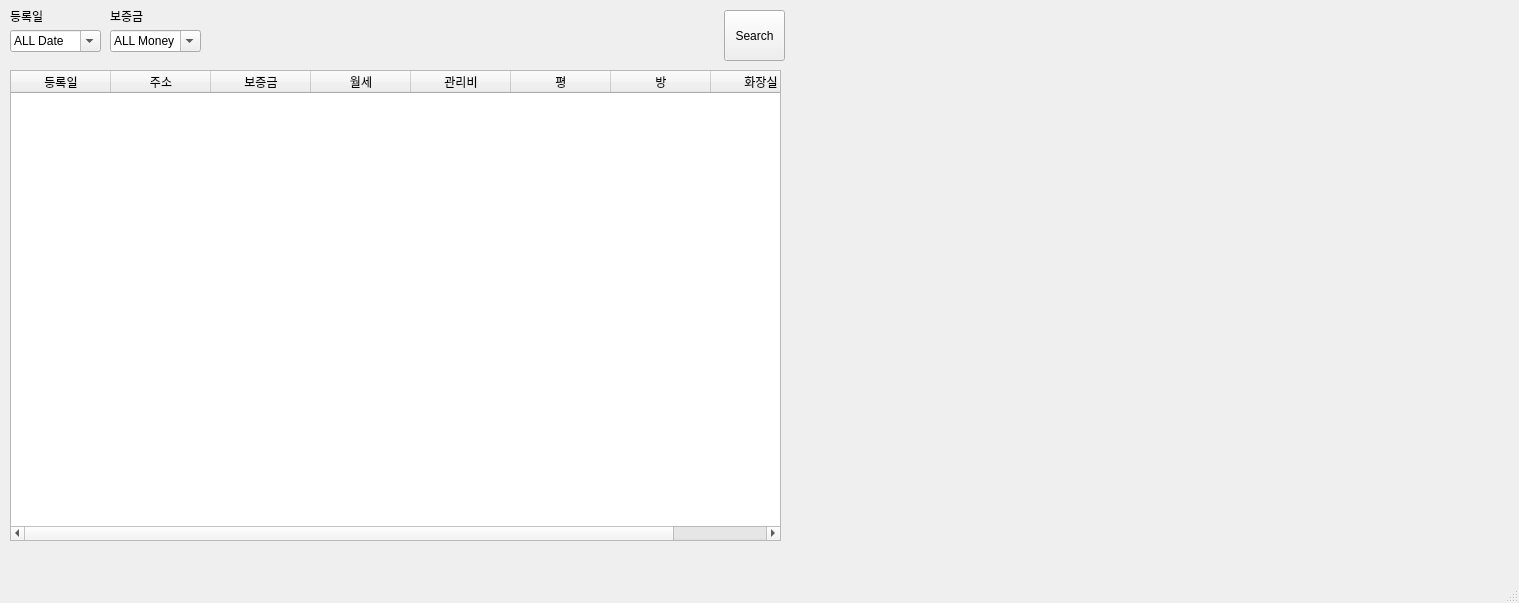
The window that mainwindow_lh.ui (j0n9m1n1/get_lh_rent_house_list) describes before a commit, drawn with Qt 5.
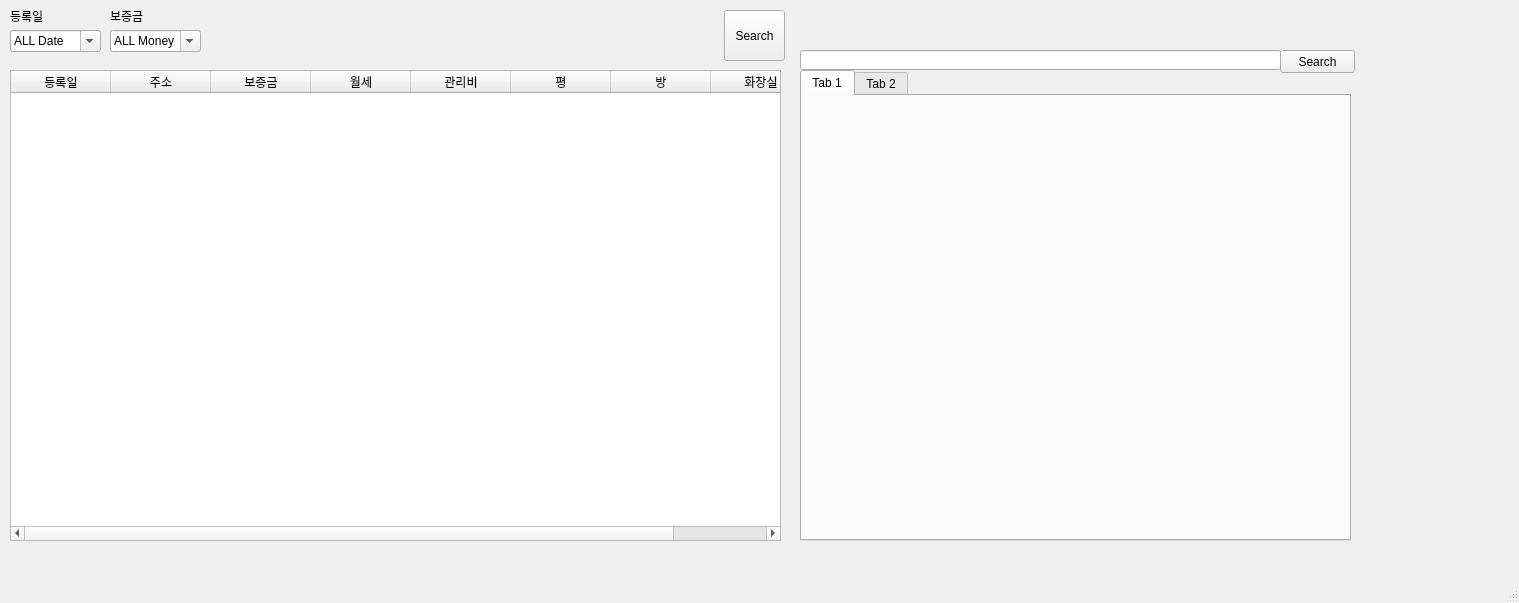
The same window after the commit.

```diff
--- a/mainwindow_lh.ui
+++ b/mainwindow_lh.ui
@@ -210,6 +210,52 @@
      </property>
     </item>
    </widget>
+   <widget class="QTabWidget" name="tabWidget">
+    <property name="geometry">
+     <rect>
+      <x>800</x>
+      <y>70</y>
+      <width>551</width>
+      <height>471</height>
+     </rect>
+    </property>
+    <property name="currentIndex">
+     <number>0</number>
+    </property>
+    <widget class="QWidget" name="tab">
+     <attribute name="title">
+      <string>Tab 1</string>
+     </attribute>
+    </widget>
+    <widget class="QWidget" name="tab_2">
+     <attribute name="title">
+      <string>Tab 2</string>
+     </attribute>
+    </widget>
+   </widget>
+   <widget class="QPushButton" name="btn_webSearch">
+    <property name="geometry">
+     <rect>
+      <x>1280</x>
+      <y>50</y>
+      <width>75</width>
+      <height>23</height>
+     </rect>
+    </property>
+    <property name="text">
+     <string>Search</string>
+    </property>
+   </widget>
+   <widget class="QLineEdit" name="lineEdit_url">
+    <property name="geometry">
+     <rect>
+      <x>800</x>
+      <y>50</y>
+      <width>481</width>
+      <height>20</height>
+     </rect>
+    </property>
+   </widget>
   </widget>
   <widget class="QMenuBar" name="menubar">
    <property name="geometry">
```
Left out of the diff: 8 changed lines with no effect on the pictures.
